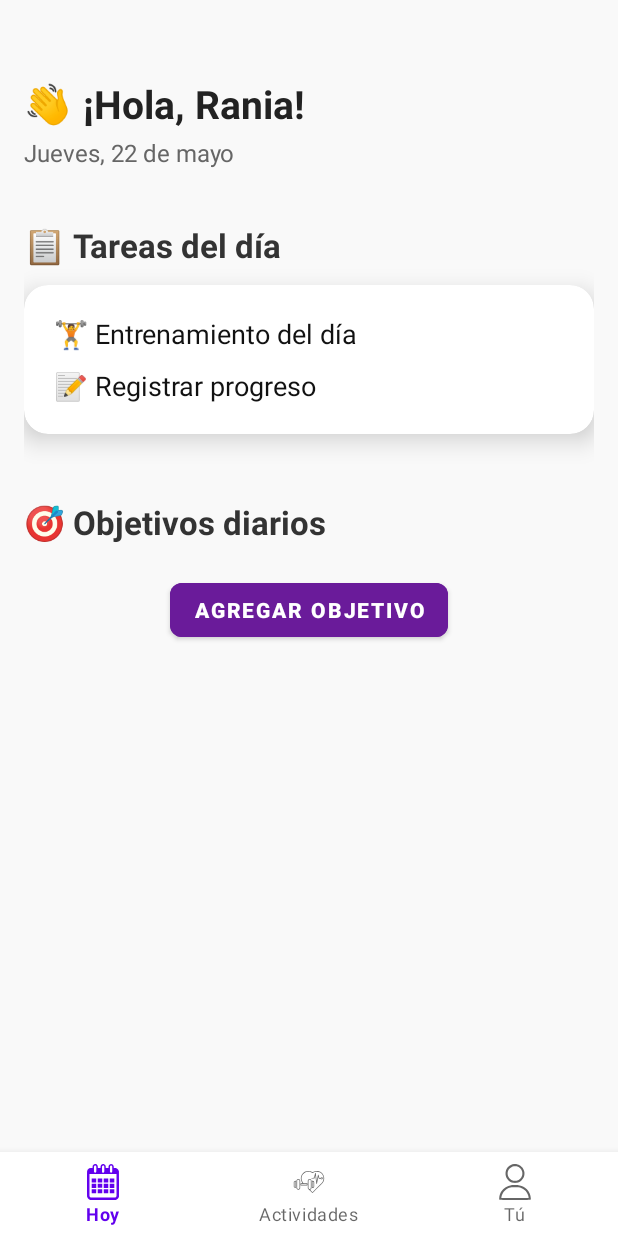
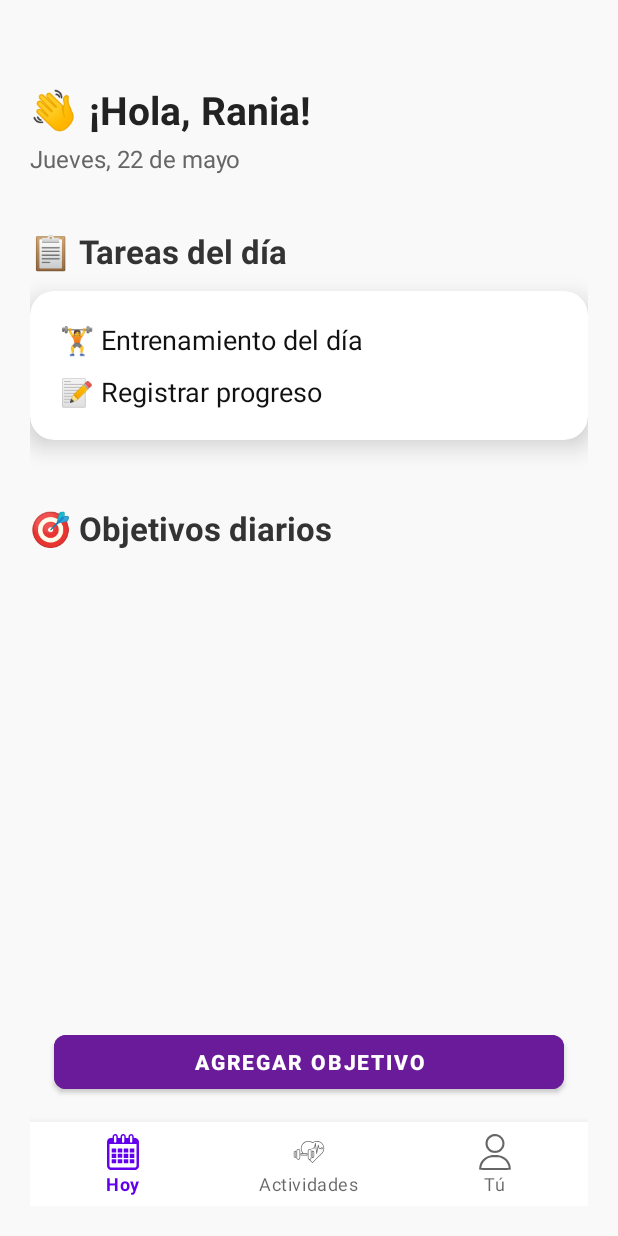
Before and after one commit to Ranius7/TrainUp, an Android app: the HomeClientActivity screen opened directly, with no data from a screen before it, on a phone screen of 412 x 824 dp. Run offline under Robolectric (Android 15) with nearby library versions, the phone set to English and light mode, and no system bars; our stand-ins replace Firebase (no records; nobody signed in at launch, a user with empty details on screens opened directly); 1 statement that could not run was skipped.

Commit message:
commit funcional mas o menos

```diff
--- a/app/src/main/res/layout/activity_home_client.xml
+++ b/app/src/main/res/layout/activity_home_client.xml
@@ -1,23 +1,13 @@
 <?xml version="1.0" encoding="utf-8"?>
-<androidx.coordinatorlayout.widget.CoordinatorLayout
+<LinearLayout
     xmlns:android="http://schemas.android.com/apk/res/android"
     xmlns:card_view="http://schemas.android.com/apk/res-auto"
     xmlns:app="http://schemas.android.com/apk/res-auto"
+    android:orientation="vertical"
+    android:padding="20dp"
     android:layout_width="match_parent"
     android:layout_height="match_parent"
     android:background="#F9F9F9">
-
-    <ScrollView
-        android:layout_width="match_parent"
-        android:layout_height="match_parent"
-        android:fillViewport="true"
-        android:padding="16dp"
-        android:layout_above="@id/bottomNavigationClient">
-
-        <LinearLayout
-            android:layout_width="match_parent"
-            android:layout_height="wrap_content"
-            android:orientation="vertical">
 
     <!-- Header -->
     <TextView
@@ -95,24 +85,23 @@
         android:textSize="22sp"
         android:textStyle="bold" />
 
+    <!-- RecyclerView ocupa todo el espacio disponible -->
     <androidx.recyclerview.widget.RecyclerView
         android:id="@+id/rvObjetivos"
         android:layout_width="match_parent"
-                android:layout_height="wrap_content"
-                android:nestedScrollingEnabled="false"
+        android:layout_height="0dp"
+        android:layout_weight="1"
+        android:nestedScrollingEnabled="true"
         android:layout_marginBottom="8dp"/>
 
     <Button
         android:id="@+id/btnAgregarObjetivo"
-                android:layout_width="wrap_content"
+        android:layout_width="match_parent"
         android:layout_height="wrap_content"
         android:text="Agregar objetivo"
         android:textColor="#FFFFFF"
-                android:layout_gravity="center_horizontal"
         android:backgroundTint="#6A1B9A"
-                android:layout_marginBottom="24dp"/>
-        </LinearLayout>
-    </ScrollView>
+        android:layout_margin="16dp"/>
 
     <!-- Barra de navegación inferior -->
     <com.google.android.material.bottomnavigation.BottomNavigationView
@@ -122,4 +111,4 @@
         android:layout_gravity="bottom"
         app:menu="@menu/bottom_nav_menu" />
 
-</androidx.coordinatorlayout.widget.CoordinatorLayout>
+</LinearLayout>
```
Also changed, not shown: app/src/main/java/com/rania/trainup/GoalAdapter.kt (+17 -8 lines), app/src/main/java/com/rania/trainup/HomeClientActivity.kt (+29 -6 lines), app/src/main/res/layout/item_daily_goals.xml (+13 -3 lines). Lines whose indentation alone changed are shown as unchanged.
